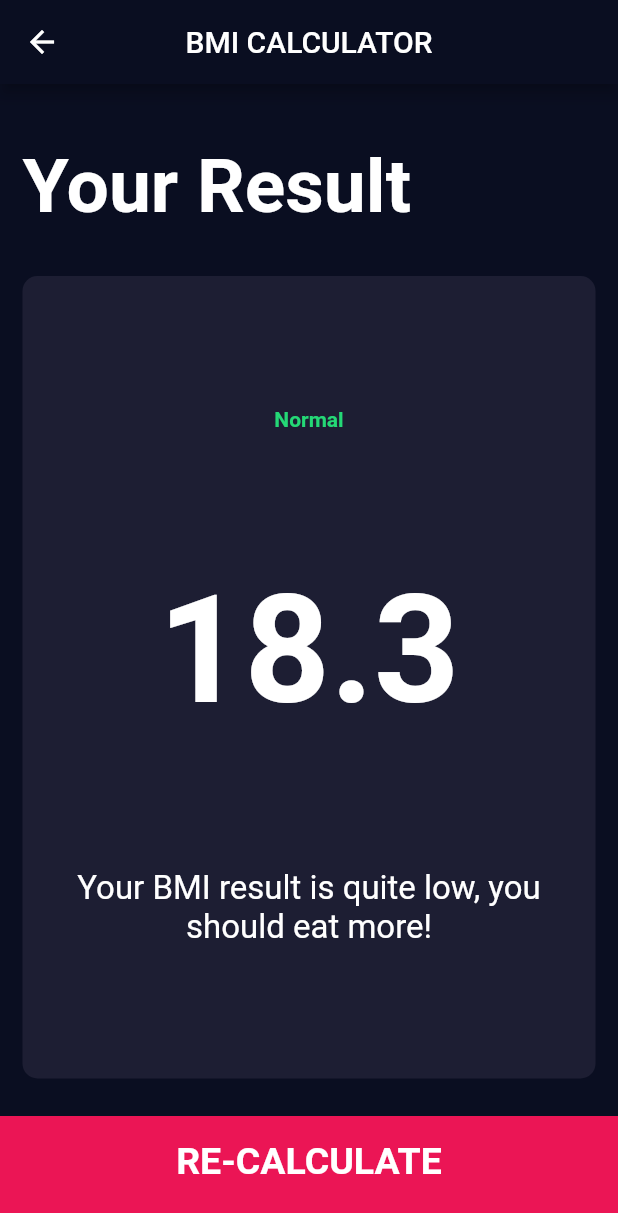
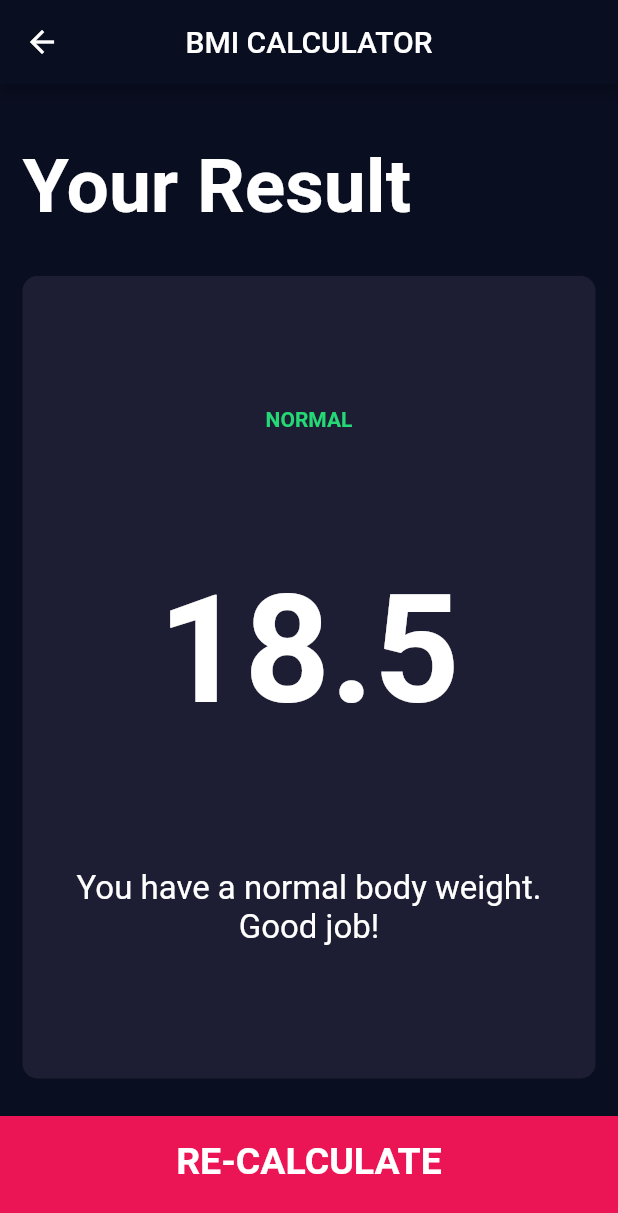
Before and after one commit to mohmedkasim/MBICalculator, a Flutter app: the screen it shows after launch, after a tap on "CALCULATE", on a phone screen of 412 x 824 dp. Shown: the top 1213 px of the screen. Run offline on Flutter 3.47's test engine with Material 2 defaults, Android fonts, the phone set to English and light mode, and no system bars; our stand-ins replace font_awesome_flutter.

Commit message:
navigating data, add calculator class

```diff
--- a/lib/Input_page.dart
+++ b/lib/Input_page.dart
@@ -1,5 +1,7 @@
 import 'package:flutter/material.dart';
 import 'package:font_awesome_flutter/font_awesome_flutter.dart';
+import 'package:human_calculate/calculatorBrain.dart';
+import 'package:human_calculate/result_page.dart';
 import 'package:human_calculate/reusable_card.dart';
 import 'BottomButton.dart';
 import 'constents.dart';
@@ -198,7 +200,16 @@ class _InputPageState extends State<InputPage> {
             )),
             BottomButton(
               buttonTitle: 'CALCULATE',
-              onTap: () => Navigator.pushNamed(context, '/result'),
+              onTap: () {
+                CalculatorBrain cal = CalculatorBrain(height, weight);
+                Navigator.push(
+                    context,
+                    MaterialPageRoute(
+                        builder: (context) => ResultsPage(
+                            bmiResult: cal.calculateBMI(),
+                            resultText: cal.getResult(),
+                            interpretation: cal.getInterpretation())));
+              },
             )
           ],
         ));
--- /dev/null
+++ b/lib/calculatorBrain.dart
@@ -0,0 +1,33 @@
+import 'dart:math';
+
+class CalculatorBrain {
+  final int height;
+  final int weight;
+  double _bmi;
+  CalculatorBrain(this.height, this.weight);
+
+  String calculateBMI() {
+    _bmi = weight / pow(height / 100, 2);
+    return _bmi.toStringAsFixed(1);
+  }
+
+  String getResult() {
+    if (_bmi >= 25) {
+      return 'Overweight';
+    } else if (_bmi > 18.5) {
+      return 'Normal';
+    } else {
+      return 'Underweight';
+    }
+  }
+
+  String getInterpretation() {
+    if (_bmi >= 25) {
+      return 'You have a higher than normal body weight, Try to exercise more.';
+    } else if (_bmi >= 18.5) {
+      return 'You have a normal body weight. Good job!';
+    } else {
+      return 'You have a lower than normal body weight. You can eat a bit more!';
+    }
+  }
+}
--- a/lib/result_page.dart
+++ b/lib/result_page.dart
@@ -5,6 +5,17 @@ import 'package:human_calculate/reusable_card.dart';
 import 'BottomButton.dart';
 
 class ResultsPage extends StatelessWidget {
+  final String bmiResult;
+  final String resultText;
+  final String interpretation;
+
+  const ResultsPage(
+      {Key key,
+      @required this.bmiResult,
+      @required this.resultText,
+      @required this.interpretation})
+      : super(key: key);
+
   @override
   Widget build(BuildContext context) {
     return Scaffold(
@@ -32,12 +43,12 @@ class ResultsPage extends StatelessWidget {
                       crossAxisAlignment: CrossAxisAlignment.center,
                       children: [
                         Text(
-                          'Normal',
+                          resultText.toUpperCase(),
                           style: kResultTextStyle,
                         ),
-                        Text('18.3', style: kBMITextStyle),
+                        Text(bmiResult, style: kBMITextStyle),
                         Text(
-                          'Your BMI result is quite low, you should eat more!',
+                          interpretation,
                           style: kBodyTextStyle,
                           textAlign: TextAlign.center,
                         )
```
